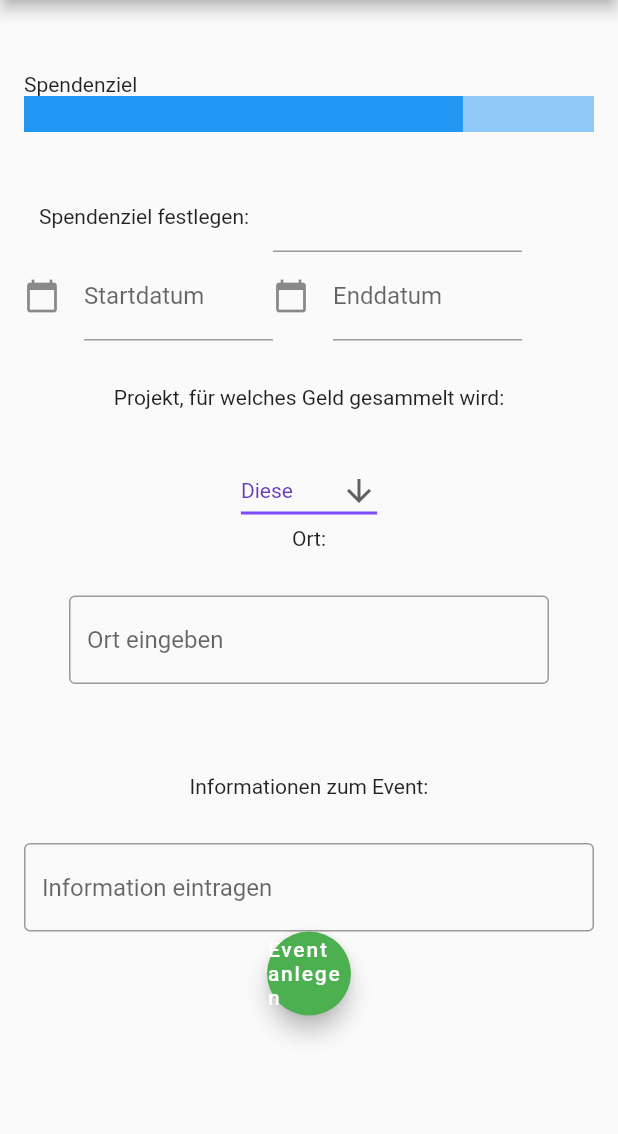
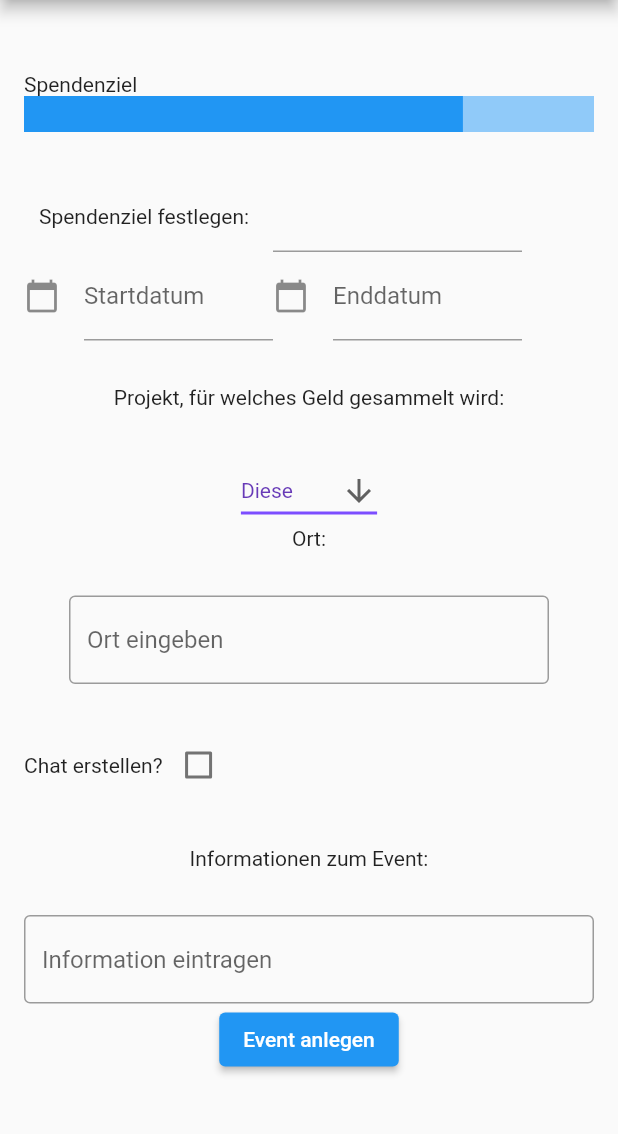
Before and after one commit to TomBrauns/LionsApp, a Flutter app: the screen it shows after launch, in the side drawer, after a tap on "Event erstellen", on a phone screen of 412 x 824 dp, the part 84-1218 px from its top. Run offline on Flutter 3.47's test engine with Material 2 defaults, Android fonts, the phone set to English and light mode, and no system bars; our stand-ins replace calendar_view, cloud_firestore, currency_text_input_formatter, firebase_auth, firebase_core, syncfusion_flutter_datepicker; missing offline and left inert: mb_contact_form; accounts and stored records are empty.

Commit message:
Create Event angepasst und in eigenen Ordner verschoben

```diff
--- a/lib/Screens/create_event.dart
+++ b/lib/Screens/events/create_event.dart
@@ -27,6 +27,8 @@ class _CreateEvent extends State<CreateEvent> {
   TextEditingController _spendenzielController = TextEditingController();
 
   TextEditingController _addressController = TextEditingController();
+
+  bool _createChat = false;
 
 
 
@@ -165,6 +167,26 @@ class _CreateEvent extends State<CreateEvent> {
               ),
             ),
             Center(
+              child: Row(
+                  children: <Widget>[
+                    Container(
+                        child: Text("Chat erstellen?")
+                    ),
+                    Container(
+                        child: Checkbox(
+                          checkColor: Colors.white,
+                          value: _createChat,
+                          onChanged: (bool? value){
+                            setState(() {
+                              _createChat = value!;
+                            });
+                          },
+                        )
+                    )
+                  ]
+              ),
+            ),
+            Center(
               child: Container(
                 padding: EdgeInsets.all(30.0),
                   child: Text("Informationen zum Event:")
@@ -185,8 +207,7 @@ class _CreateEvent extends State<CreateEvent> {
             ),
             Center(
               child:
-                FloatingActionButton(
-                  backgroundColor: Colors.green,
+                ElevatedButton(
                   onPressed: () {
 
                     FirebaseFirestore db = FirebaseFirestore.instance;
@@ -250,7 +271,6 @@ class _CreateEvent extends State<CreateEvent> {
                       "regions": ["jingjinji", "hebei"],
                     };
                     cities.doc("BJ").set(data10);
-
                    },
                   child:
                   Text('Event anlegen'),
--- a/lib/Widgets/burgermenu.dart
+++ b/lib/Widgets/burgermenu.dart
@@ -1,5 +1,5 @@
 import 'package:flutter/material.dart';
-import 'package:lionsapp/Screens/create_event.dart';
+import 'package:lionsapp/Screens/events/create_event.dart';
 import 'package:lionsapp/Screens/paymethode.dart';
 import 'package:lionsapp/Screens/receipt.dart';
 import 'package:lionsapp/main.dart';
```
